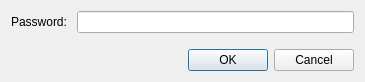
Qt form modules/dialogPassword.ui (bcavlin/onering) before a commit.
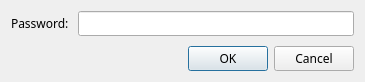
The same form after that commit.

Patch:
```diff
--- a/modules/dialogPassword.ui
+++ b/modules/dialogPassword.ui
@@ -13,6 +13,11 @@
     <height>82</height>
    </rect>
   </property>
+  <property name="font">
+   <font>
+    <family>Ubuntu Mono</family>
+   </font>
+  </property>
   <property name="windowTitle">
    <string>Password Dialog</string>
   </property>
```
